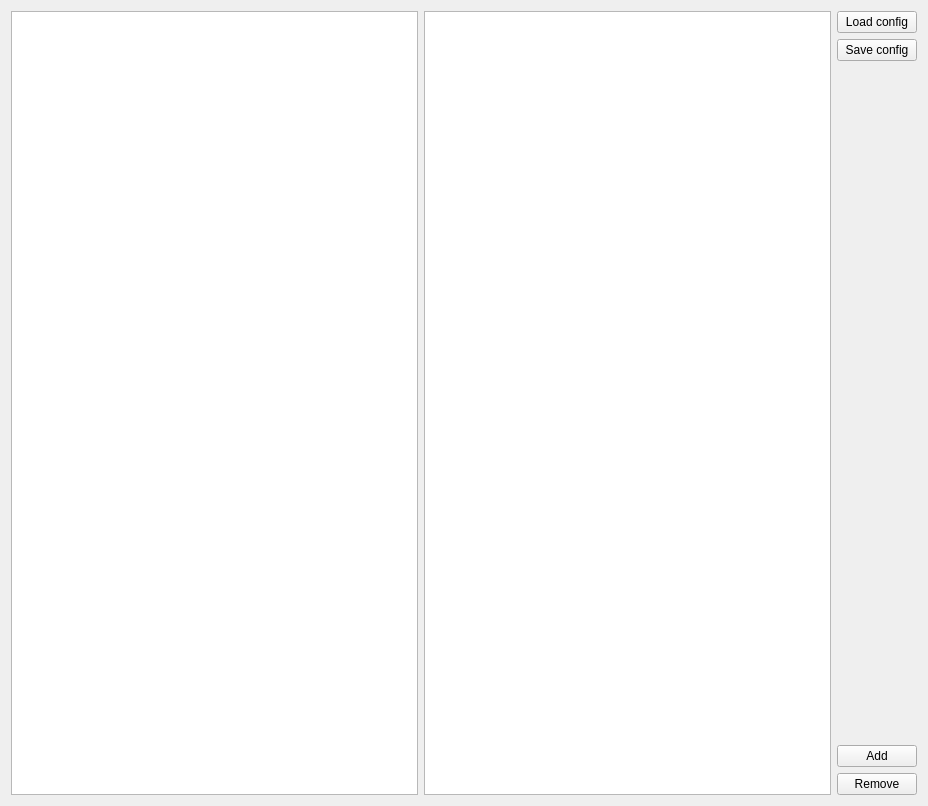
First picture: the form in apps/robot-map-gui/gui/configWidget/CConfigWidget.ui, repository MRPT/mrpt, before the edit.
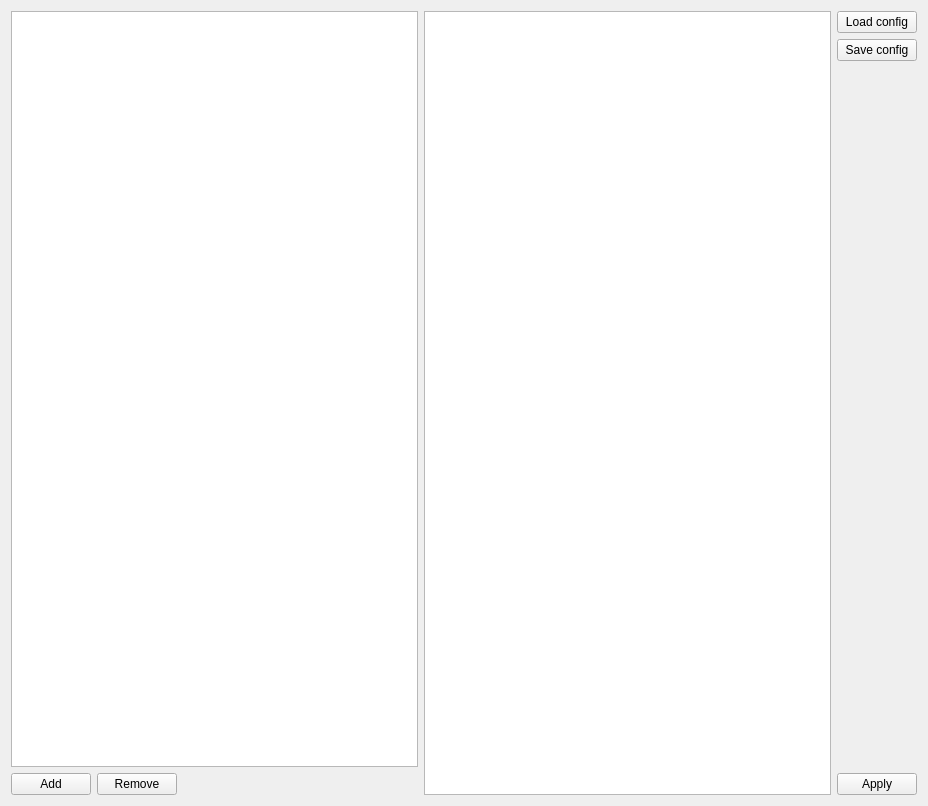
Second picture: the form after the edit.

Commit message: robot-map-gui: add CSelectType widget

Diff of the .ui file:
```diff
--- a/apps/robot-map-gui/gui/configWidget/CConfigWidget.ui
+++ b/apps/robot-map-gui/gui/configWidget/CConfigWidget.ui
@@ -13,9 +13,44 @@
   <property name="windowTitle">
    <string>Form</string>
   </property>
-  <layout class="QHBoxLayout" name="horizontalLayout">
+  <layout class="QHBoxLayout" name="horizontalLayout_2">
    <item>
-    <widget class="QListView" name="m_listView"/>
+    <layout class="QVBoxLayout" name="verticalLayout_2">
+     <item>
+      <widget class="QListView" name="m_listView"/>
+     </item>
+     <item>
+      <layout class="QHBoxLayout" name="horizontalLayout">
+       <item>
+        <widget class="QPushButton" name="m_add">
+         <property name="text">
+          <string>Add</string>
+         </property>
+        </widget>
+       </item>
+       <item>
+        <widget class="QPushButton" name="m_remove">
+         <property name="text">
+          <string>Remove</string>
+         </property>
+        </widget>
+       </item>
+       <item>
+        <spacer name="horizontalSpacer">
+         <property name="orientation">
+          <enum>Qt::Horizontal</enum>
+         </property>
+         <property name="sizeHint" stdset="0">
+          <size>
+           <width>40</width>
+           <height>20</height>
+          </size>
+         </property>
+        </spacer>
+       </item>
+      </layout>
+     </item>
+    </layout>
    </item>
    <item>
     <widget class="QTextEdit" name="m_textEdit"/>
@@ -50,16 +85,9 @@
       </spacer>
      </item>
      <item>
-      <widget class="QPushButton" name="m_add">
+      <widget class="QPushButton" name="m_apply">
        <property name="text">
-        <string>Add</string>
-       </property>
-      </widget>
-     </item>
-     <item>
-      <widget class="QPushButton" name="m_remove">
-       <property name="text">
-        <string>Remove</string>
+        <string>Apply</string>
        </property>
       </widget>
      </item>
```
The commit also changes 5 other files.
